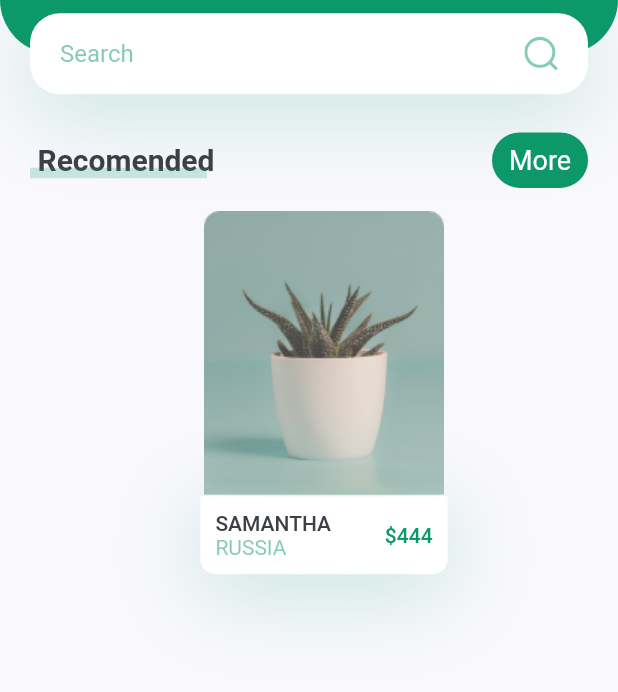
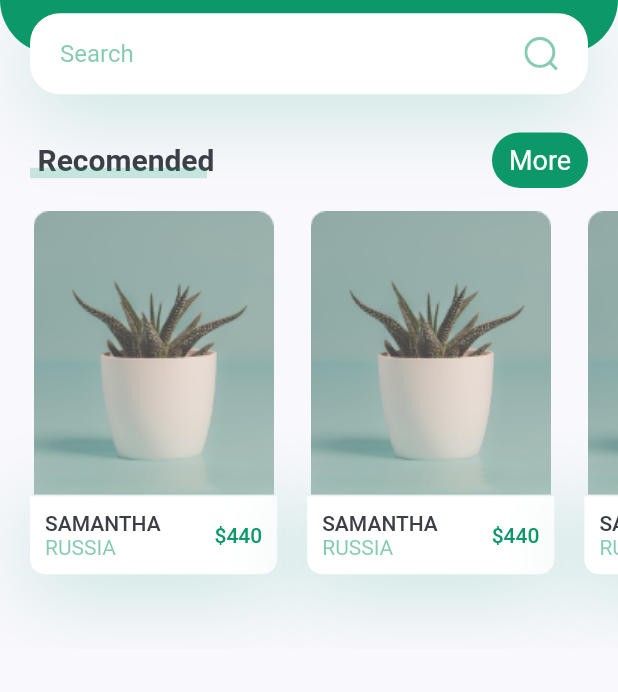
Before and after one commit to meisabikumar/flutter_plant_app, a Flutter app: the screen it shows after launch, on a phone screen of 412 x 824 dp, the part 237-929 px from its top. Run offline on Flutter 3.47's test engine with Material 2 defaults, Android fonts, the phone set to English and light mode, and no system bars; our stand-ins replace flutter_svg.

Commit message:
SingleChildScrollView make list o f card scrollable

```diff
--- a/lib/screens/home/components/body.dart
+++ b/lib/screens/home/components/body.dart
@@ -19,14 +19,31 @@ class Body extends StatelessWidget {
         children: [
           HeaderWithSearch(size: size),
           TitleWiteMoreBtn(press: () {}, title: 'Recomended'),
-
-          // 40% of width
-          RecomendPlantCard(
-              image: "assets/images/image_1.png",
-              title: "samantha",
-              country: "russia",
-              price: 444,
-              press: () {})
+          SingleChildScrollView(
+            scrollDirection: Axis.horizontal,
+            child: Row(
+              children: [
+                RecomendPlantCard(
+                    image: "assets/images/image_1.png",
+                    title: "samantha",
+                    country: "russia",
+                    price: 440,
+                    press: () {}),
+                RecomendPlantCard(
+                    image: "assets/images/image_1.png",
+                    title: "samantha",
+                    country: "russia",
+                    price: 440,
+                    press: () {}),
+                RecomendPlantCard(
+                    image: "assets/images/image_1.png",
+                    title: "samantha",
+                    country: "russia",
+                    price: 440,
+                    press: () {})
+              ],
+            ),
+          )
         ],
       ),
     );
```
